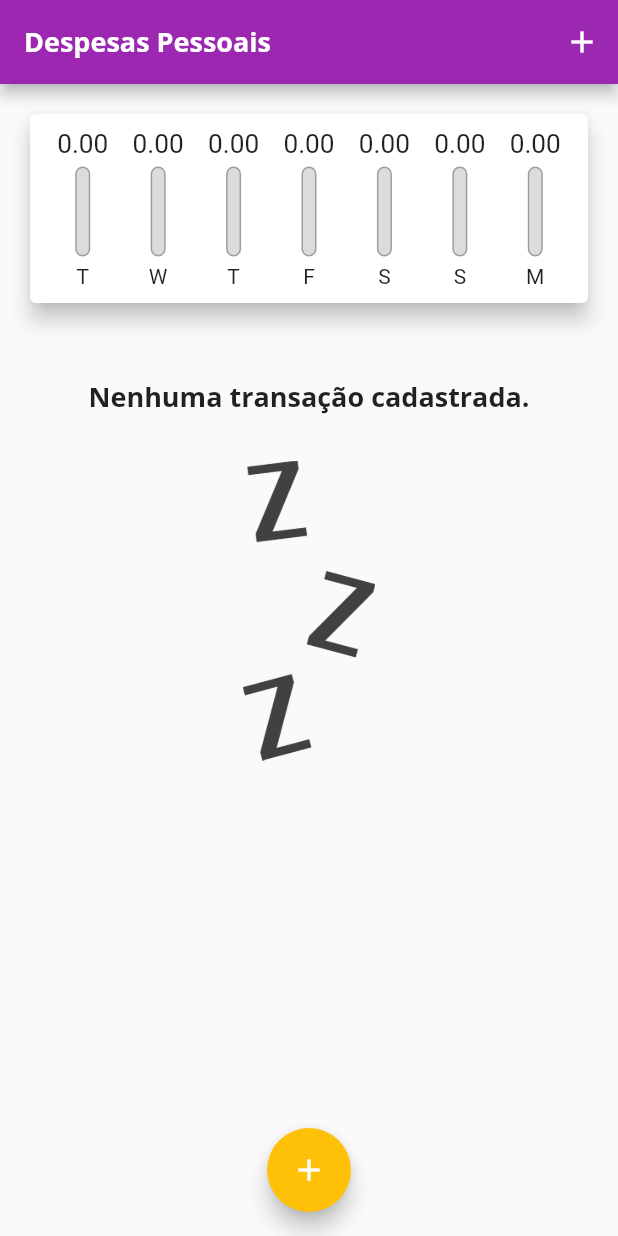
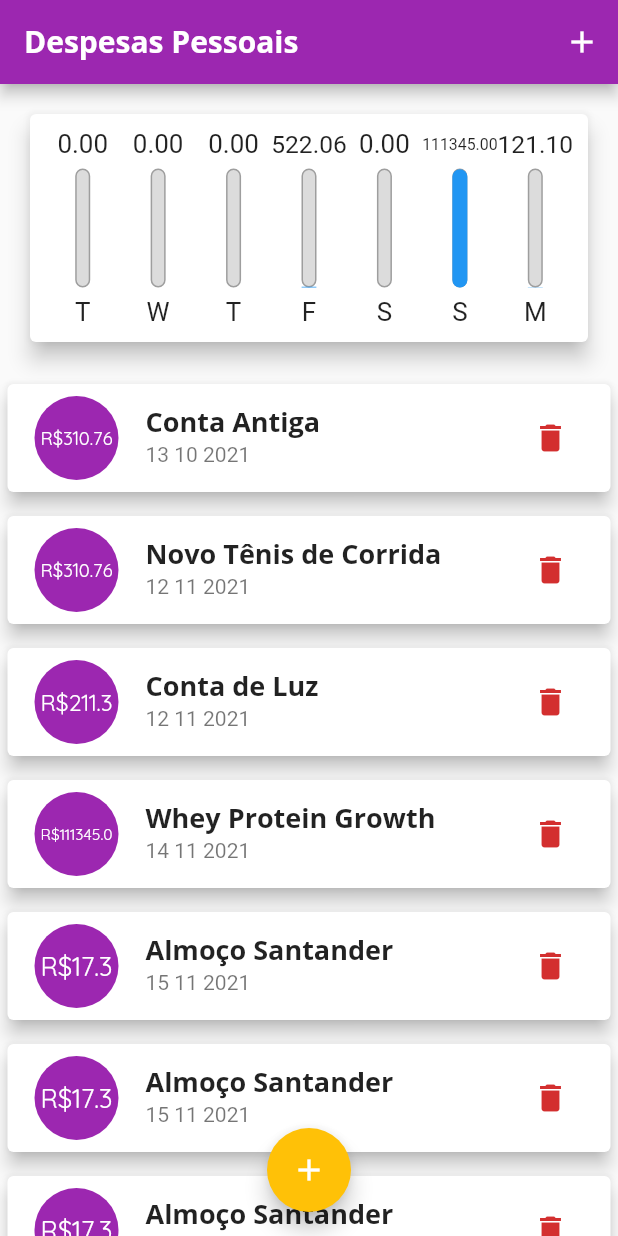
Before and after one commit to PedroPadilhaPortella/Curso_Flutter_Dart_Cod3r, a Flutter app: the screen it shows after launch, on a phone screen of 412 x 824 dp. Run offline on Flutter 3.47's test engine with Material 2 defaults, Android fonts, the phone set to English and light mode, and no system bars.

Commit message:
refatorando projeto para trazer flexibilidade e responsividade multiplataforma

```diff
--- a/expenses/lib/components/chart_bar.dart
+++ b/expenses/lib/components/chart_bar.dart
@@ -13,12 +13,16 @@ class ChartBar extends StatelessWidget {
 
   @override
   Widget build(BuildContext context) {
+    return LayoutBuilder(builder: (ctx, constraints) {
       return Column(
         children: <Widget>[
-        Container(height: 20, child: FittedBox(child: Text(value.toStringAsFixed(2))),),
-        SizedBox(height: 5),
           Container(
-          height: 60,
+            height: constraints.maxHeight * 0.15,
+            child: FittedBox(child: Text(value.toStringAsFixed(2))),
+          ),
+          SizedBox(height: constraints.maxHeight * 0.05),
+          Container(
+            height: constraints.maxHeight * 0.6,
             width: 10,
             child: Stack(
               alignment: Alignment.bottomCenter,
@@ -42,9 +46,15 @@ class ChartBar extends StatelessWidget {
               ],
             ),
           ),
-        SizedBox(height: 5),
-        Text(label),
+          SizedBox(height: constraints.maxHeight * 0.05),
+          Container(
+            child: FittedBox(
+              child: Text(label),
+            ),
+            height: constraints.maxHeight * 0.15,
+          ),
         ],
       );
+    });
   }
 }
--- a/expenses/lib/components/transaction_form.dart
+++ b/expenses/lib/components/transaction_form.dart
@@ -41,10 +41,16 @@ class _TransactionFormState extends State<TransactionForm> {
 
   @override
   Widget build(BuildContext context) {
-    return Card(
+    return SingleChildScrollView(
+      child: Card(
         elevation: 5,
         child: Padding(
-        padding: const EdgeInsets.all(10),
+          padding: EdgeInsets.only(
+            top: 10,
+            right: 10,
+            left: 10,
+            bottom: 10 + MediaQuery.of(context).viewInsets.bottom,
+          ),
           child: Column(
             children: <Widget>[
               TextField(
@@ -103,6 +109,7 @@ class _TransactionFormState extends State<TransactionForm> {
             ],
           ),
         ),
+      ),
     );
   }
 }
--- a/expenses/lib/components/transaction_list.dart
+++ b/expenses/lib/components/transaction_list.dart
@@ -10,10 +10,9 @@ class TransactionList extends StatelessWidget {
 
   @override
   Widget build(BuildContext context) {
-    return Container(
-      height: 500,
-      child: transactions.isEmpty
-          ? Column(
+    return transactions.isEmpty
+        ? LayoutBuilder(builder: (cyx, constraints) {
+            return Column(
               children: <Widget>[
                 SizedBox(height: 30),
                 Text(
@@ -22,14 +21,15 @@ class TransactionList extends StatelessWidget {
                 ),
                 SizedBox(height: 30),
                 Container(
-                  height: 200,
+                  height: constraints.maxHeight * 0.5,
                   child: Image.asset(
                     'assets/images/waiting.png',
                     fit: BoxFit.cover,
                   ),
                 )
               ],
-            )
+            );
+          })
         : ListView.builder(
             itemCount: transactions.length,
             itemBuilder: (ctx, index) {
@@ -59,14 +59,23 @@ class TransactionList extends StatelessWidget {
                   subtitle: Text(
                     DateFormat('d MM y').format(tr.date),
                   ),
-                    trailing: IconButton(
+                  trailing: MediaQuery.of(context).size.width > 480
+                      ? TextButton.icon(
+                          onPressed: () => onRemove(tr.id),
+                          icon: Icon(Icons.delete),
+                          label: Text(
+                            'Excluir',
+                            style:
+                                TextStyle(color: Theme.of(context).errorColor),
+                          ),
+                        )
+                      : IconButton(
                           onPressed: () => onRemove(tr.id),
                           icon: Icon(Icons.delete),
                           color: Theme.of(context).errorColor),
                 ),
               );
             },
-            ),
           );
   }
 }
--- a/expenses/lib/main.dart
+++ b/expenses/lib/main.dart
@@ -1,12 +1,21 @@
 import 'package:flutter/material.dart';
+import 'package:flutter/cupertino.dart';
+import 'package:flutter/services.dart';
 import 'dart:math';
+import 'dart:io';
 
 import 'models/transaction.dart';
 import 'components/transaction_form.dart';
 import 'components/chart.dart';
 import 'components/transaction_list.dart';
 
-main() => runApp(ExpensesApp());
+main() {
+  // SystemChrome.setPreferredOrientations([
+  //   DeviceOrientation.portraitUp,
+  //   DeviceOrientation.portraitDown,
+  // ]);
+  runApp(ExpensesApp());
+}
 
 class ExpensesApp extends StatelessWidget {
   @override
@@ -38,37 +47,74 @@ class MyHomePage extends StatefulWidget {
 }
 
 class _MyHomePageState extends State<MyHomePage> {
+  bool _showChart = false;
   final List<Transaction> _transactions = [
-    // Transaction(
-    //   id: 't0',
-    //   title: 'Conta Antiga',
-    //   value: 310.76,
-    //   date: DateTime.now().subtract(Duration(days: 33)),
-    // ),
-    // Transaction(
-    //   id: 't1',
-    //   title: 'Novo Tênis de Corrida',
-    //   value: 310.76,
-    //   date: DateTime.now().subtract(Duration(days: 3)),
-    // ),
-    // Transaction(
-    //   id: 't2',
-    //   title: 'Conta de Luz',
-    //   value: 211.30,
-    //   date: DateTime.now().subtract(Duration(days: 3)),
-    // ),
-    // Transaction(
-    //   id: 't3',
-    //   title: 'Whey Protein Growth',
-    //   value: 111345.00,
-    //   date: DateTime.now().subtract(Duration(days: 1)),
-    // ),
-    // Transaction(
-    //   id: 't4',
-    //   title: 'Almoço Santander',
-    //   value: 17.30,
-    //   date: DateTime.now(),
-    // ),
+    Transaction(
+      id: 't0',
+      title: 'Conta Antiga',
+      value: 310.76,
+      date: DateTime.now().subtract(Duration(days: 33)),
+    ),
+    Transaction(
+      id: 't1',
+      title: 'Novo Tênis de Corrida',
+      value: 310.76,
+      date: DateTime.now().subtract(Duration(days: 3)),
+    ),
+    Transaction(
+      id: 't2',
+      title: 'Conta de Luz',
+      value: 211.30,
+      date: DateTime.now().subtract(Duration(days: 3)),
+    ),
+    Transaction(
+      id: 't3',
+      title: 'Whey Protein Growth',
+      value: 111345.00,
+      date: DateTime.now().subtract(Duration(days: 1)),
+    ),
+    Transaction(
+      id: 't4',
+      title: 'Almoço Santander',
+      value: 17.30,
+      date: DateTime.now(),
+    ),
+    Transaction(
+      id: 't4',
+      title: 'Almoço Santander',
+      value: 17.30,
+      date: DateTime.now(),
+    ),
+    Transaction(
+      id: 't4',
+      title: 'Almoço Santander',
+      value: 17.30,
+      date: DateTime.now(),
+    ),
+    Transaction(
+      id: 't4',
+      title: 'Almoço Santander',
+      value: 17.30,
+      date: DateTime.now(),
+    ),
+    Transaction(
+      id: 't4',
+      title: 'Almoço Santander',
+      value: 17.30,
+      date: DateTime.now(),
+    ),
+    Transaction(
+      id: 't4',
+      title: 'Almoço Santander',
+      value: 17.30,
+      date: DateTime.now(),
+    ),
+    Transaction(
+      id: 't4',
+      title: 'Almoço Santander',
+      value: 17.30,
+      date: DateTime.now(),
+    ),
   ];
 
   List<Transaction> get _recentTransactions {
@@ -105,31 +151,105 @@ class _MyHomePageState extends State<MyHomePage> {
         });
   }
 
+  Widget _getIconButton(IconData icon, VoidCallback fn) {
+    return Platform.isIOS
+        ? GestureDetector(onTap: fn, child: Icon(icon))
+        : IconButton(icon: Icon(icon), onPressed: fn);
+  }
+
   @override
   Widget build(BuildContext context) {
-    return Scaffold(
-      appBar: AppBar(
-        title: Text('Despesas Pessoais'),
-        actions: <Widget>[
-          IconButton(
-              onPressed: () => _openTransactionFormModal(context),
-              icon: Icon(Icons.add))
-        ],
+    final mediaQuery = MediaQuery.of(context);
+    bool isLandscape = mediaQuery.orientation == Orientation.landscape;
+
+    final iconList = Platform.isIOS ? CupertinoIcons.news : Icons.list;
+    final iconChart =
+        Platform.isIOS ? CupertinoIcons.graph_square : Icons.show_chart;
+
+    final actions = <Widget>[
+      if (isLandscape)
+        _getIconButton(_showChart ? iconList : iconChart, () {
+          setState(() {
+            _showChart = !_showChart;
+          });
+        }),
+      _getIconButton(Platform.isIOS ? CupertinoIcons.add : Icons.add,
+          () => _openTransactionFormModal(context))
+    ];
+
+    final PreferredSizeWidget appBar = (Platform.isIOS
+        ? CupertinoNavigationBar(
+            middle: Text(
+              'Despesas Pessoais',
+              style: TextStyle(fontSize: 20 * mediaQuery.textScaleFactor),
             ),
-      body: SingleChildScrollView(
+            trailing: Row(
+              mainAxisSize: MainAxisSize.min,
+              children: actions,
+            ),
+          )
+        : AppBar(
+            title: Text(
+              'Despesas Pessoais',
+              style: TextStyle(fontSize: 20 * mediaQuery.textScaleFactor),
+            ),
+            actions: actions,
+          )) as PreferredSizeWidget;
+
+    final avaliableHeight = mediaQuery.size.height -
+        appBar.preferredSize.height -
+        mediaQuery.padding.top;
+
+    final bodyPage = SafeArea(
+        child: SingleChildScrollView(
       child: Column(
         crossAxisAlignment: CrossAxisAlignment.stretch,
         children: <Widget>[
-            Chart(_recentTransactions),
-            TransactionList(_transactions, _removeTransaction),
+          // if (isLandscape)
+          //   Row(
+          //     mainAxisAlignment: MainAxisAlignment.center,
+          //     children: [
+          //       Text("Exibir Gráfico"),
+          //       Switch.adaptive(
+          //           activeColor: Theme.of(context).colorScheme.secondary,
+          //           value: _showChart,
+          //           onChanged: (value) {
+          //             setState(() {
+          //               _showChart = value;
+          //             });
+          //           }),
+          //     ],
+          //   ),
+          if (_showChart || !isLandscape)
+            Container(
+              child: Chart(_recentTransactions),
+              height: avaliableHeight * (isLandscape ? 0.8 : 0.25),
+            ),
+          if (!_showChart || !isLandscape)
+            Container(
+              child: TransactionList(_transactions, _removeTransaction),
+              height: avaliableHeight * (isLandscape ? 1 : 0.75),
+            ),
         ],
       ),
-      ),
-      floatingActionButton: FloatingActionButton(
+    ));
+
+    return Platform.isIOS
+        ? CupertinoPageScaffold(
+            navigationBar: (appBar) as ObstructingPreferredSizeWidget,
+            child: bodyPage,
+          )
+        : Scaffold(
+            appBar: appBar,
+            body: bodyPage,
+            floatingActionButton: Platform.isIOS
+                ? Container()
+                : FloatingActionButton(
                     child: Icon(Icons.add),
                     onPressed: () => _openTransactionFormModal(context),
                   ),
-      floatingActionButtonLocation: FloatingActionButtonLocation.centerFloat,
+            floatingActionButtonLocation:
+                FloatingActionButtonLocation.centerFloat,
           );
   }
 }
```
Also changed, not shown: 2 other files. Lines whose indentation alone changed are shown as unchanged.
